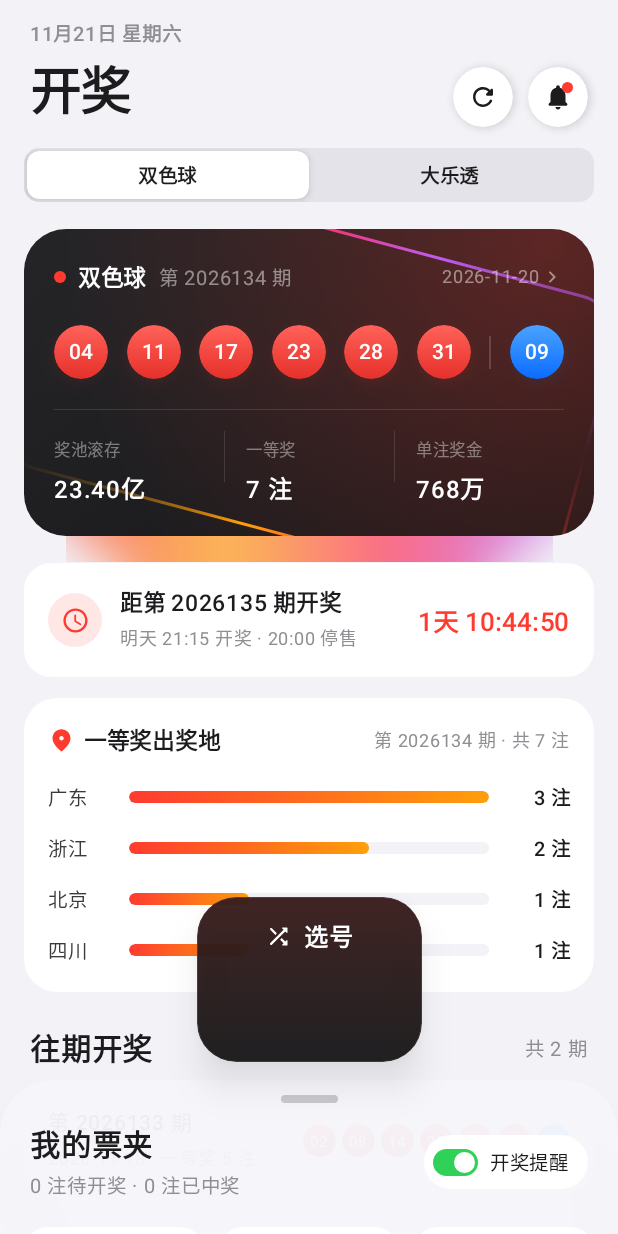
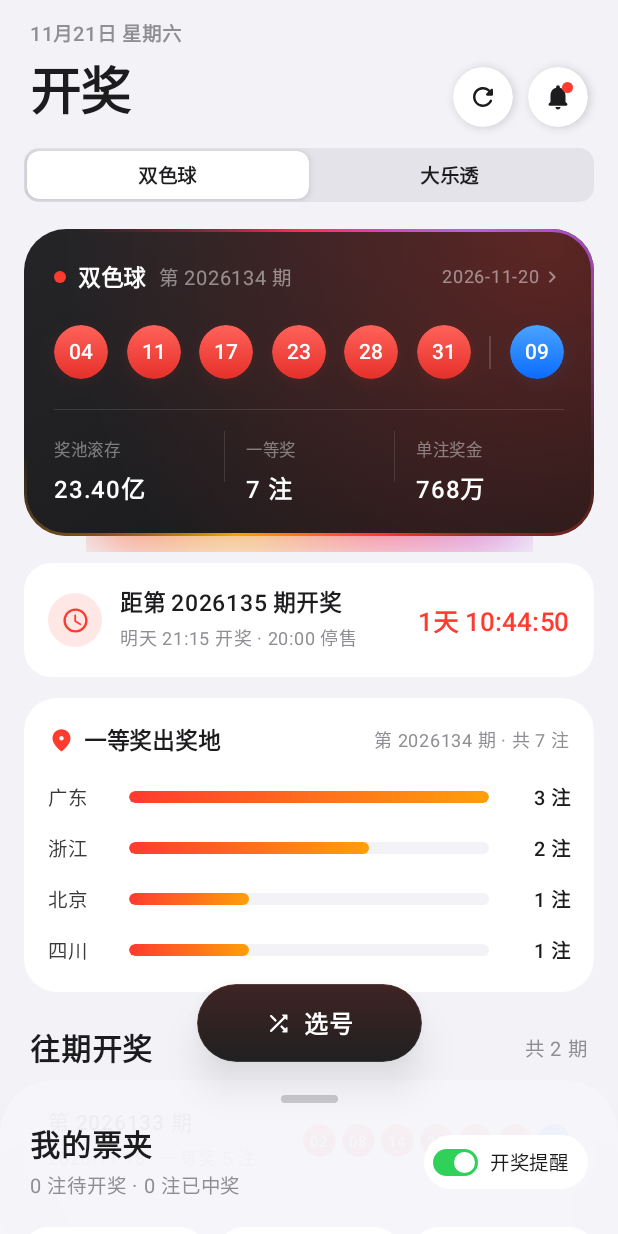
Before and after one commit to 981029l/Lottery-Memory, an Android app built with Jetpack Compose: the screen it shows after launch (MainActivity), on a phone screen of 412 x 824 dp. Run offline under Robolectric (Android 15) with nearby library versions, the phone set to English and light mode, and no system bars; network calls fail; 1 statement that could not run was skipped.

Commit message:
fix: refine hero card sweep border, unbounded glow blur, and morph capsule height (v1.0.1)

```diff
--- a/app/build.gradle.kts
+++ b/app/build.gradle.kts
@@ -15,8 +15,8 @@ android {
         applicationId = "com.caiji.app"
         minSdk = 26
         targetSdk = 35
-        versionCode = 1
-        versionName = "1.0.0"
+        versionCode = 2
+        versionName = "1.0.1"
 
         buildConfigField("String", "GITHUB_REPO", "\"$githubRepoProp\"")
 
--- a/app/src/main/java/com/caiji/app/ui/components/HeroDrawCard.kt
+++ b/app/src/main/java/com/caiji/app/ui/components/HeroDrawCard.kt
@@ -1,5 +1,7 @@
 package com.caiji.app.ui.components
 
+import android.graphics.Matrix
+import android.graphics.SweepGradient
 import androidx.compose.animation.core.FastOutSlowInEasing
 import androidx.compose.animation.core.LinearEasing
 import androidx.compose.animation.core.RepeatMode
@@ -35,15 +37,17 @@ import androidx.compose.runtime.remember
 import androidx.compose.runtime.setValue
 import androidx.compose.ui.Alignment
 import androidx.compose.ui.Modifier
+import androidx.compose.ui.draw.BlurredEdgeTreatment
 import androidx.compose.ui.draw.blur
 import androidx.compose.ui.draw.clip
 import androidx.compose.ui.geometry.CornerRadius
 import androidx.compose.ui.geometry.Offset
 import androidx.compose.ui.graphics.Brush
 import androidx.compose.ui.graphics.Color
+import androidx.compose.ui.graphics.ShaderBrush
 import androidx.compose.ui.graphics.drawscope.Stroke
-import androidx.compose.ui.graphics.drawscope.rotate
 import androidx.compose.ui.graphics.graphicsLayer
+import androidx.compose.ui.graphics.toArgb
 import androidx.compose.ui.text.font.FontWeight
 import androidx.compose.ui.unit.dp
 import androidx.compose.ui.unit.sp
@@ -93,24 +97,24 @@ fun HeroDrawCard(
                 onClick = onClick
             )
     ) {
-        // 底部动态模糊呼吸弥散背光
+        // 底部动态模糊呼吸弥散背光（Unbounded 避免矩形硬边裁切）
         Box(
             modifier = Modifier
                 .align(Alignment.BottomCenter)
-                .fillMaxWidth(0.84f)
-                .height(110.dp)
+                .fillMaxWidth(0.78f)
+                .height(64.dp)
                 .graphicsLayer {
-                    translationY = (10f + 10f * breath) * density
-                    scaleX = 0.90f + 0.14f * breath
-                    scaleY = 0.88f + 0.12f * breath
-                    alpha = 0.34f + 0.42f * breath
+                    translationY = (6f + 6f * breath) * density
+                    scaleX = 0.92f + 0.10f * breath
+                    scaleY = 0.90f + 0.12f * breath
+                    alpha = 0.28f + 0.34f * breath
                 }
-                .blur(28.dp)
-                .clip(RoundedCornerShape(44.dp))
+                .blur(radius = 28.dp, edgeTreatment = BlurredEdgeTreatment.Unbounded)
                 .background(
-                    Brush.horizontalGradient(
+                    brush = Brush.horizontalGradient(
                         listOf(palette[0], palette[1], palette[2], palette[3])
-                    )
+                    ),
+                    shape = RoundedCornerShape(32.dp)
                 )
         )
 
@@ -153,23 +157,34 @@ fun HeroDrawCard(
                     )
                 }
 
-                // 旋转渐变扫光描边
-                rotate(degrees = angle) {
-                    drawRoundRect(
-                        brush = Brush.sweepGradient(
-                            0.0f to Color.Transparent,
-                            0.14f to palette[0],
-                            0.28f to palette[1],
-                            0.42f to Color.Transparent,
-                            0.55f to Color.Transparent,
-                            0.70f to palette[2],
-                            0.84f to palette[3],
-                            1.0f to Color.Transparent
-                        ),
-                        cornerRadius = CornerRadius(28.dp.toPx(), 28.dp.toPx()),
-                        style = Stroke(width = 2.dp.toPx())
-                    )
-                }
+                // 旋转渐变扫光描边（固定圆角矩形，仅旋转 SweepGradient Shader）
+                val sweepColors = intArrayOf(
+                    Color.Transparent.toArgb(),
+                    palette[0].toArgb(),
+                    palette[1].toArgb(),
+                    Color.Transparent.toArgb(),
+                    Color.Transparent.toArgb(),
+                    palette[2].toArgb(),
+                    palette[3].toArgb(),
+                    Color.Transparent.toArgb()
+                )
+                val sweepStops = floatArrayOf(0f, 0.14f, 0.28f, 0.42f, 0.55f, 0.70f, 0.84f, 1f)
+                val shader = SweepGradient(size.width / 2f, size.height / 2f, sweepColors, sweepStops)
+                val matrix = Matrix().apply { setRotate(angle, size.width / 2f, size.height / 2f) }
+                shader.setLocalMatrix(matrix)
+
+                val strokePx = 2.dp.toPx()
+                val halfStroke = strokePx / 2f
+                drawRoundRect(
+                    brush = ShaderBrush(shader),
+                    topLeft = Offset(halfStroke, halfStroke),
+                    size = androidx.compose.ui.geometry.Size(
+                        size.width - strokePx,
+                        size.height - strokePx
+                    ),
+                    cornerRadius = CornerRadius(27.dp.toPx(), 27.dp.toPx()),
+                    style = Stroke(width = strokePx)
+                )
             }
 
             HeroDrawCardContent(draw = draw, showChevron = true)
--- a/app/src/main/java/com/caiji/app/ui/components/MorphPickerPanel.kt
+++ b/app/src/main/java/com/caiji/app/ui/components/MorphPickerPanel.kt
@@ -188,7 +188,7 @@ fun MorphPickerPanel(
         Box(
             modifier = Modifier
                 .fillMaxWidth()
-                .height(110.dp)
+                .height(if (expanded) 110.dp else 52.dp)
                 .background(
                     Brush.verticalGradient(
                         listOf(accent.copy(alpha = if (expanded) 0.22f else 0.14f), Color.Transparent)
```
